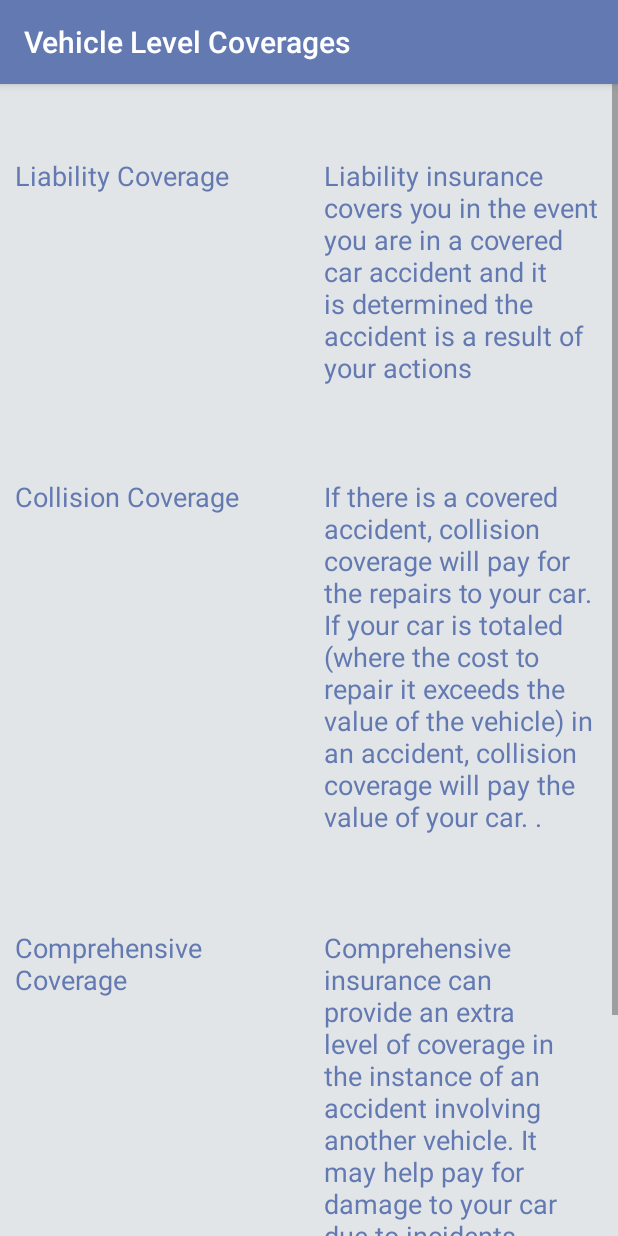
After one commit to Tykota/RagtagGroupInsurance, an Android app: the layout activity_vehicle_level_coverages.xml on its own in the app's theme, with its tools: preview values and no code run, on a phone screen of 412 x 824 dp. The commit adds this screen. Run offline under Robolectric (Android 15) with nearby library versions, the phone set to English and light mode, and no system bars.

Commit message:
activity_vehicle_level_coverages.xml

```diff
--- /dev/null
+++ b/InsuranceWizardsApp/app/src/main/res/layout/activity_vehicle_level_coverages.xml
@@ -0,0 +1,131 @@
+<?xml version="1.0" encoding="utf-8"?>
+<LinearLayout xmlns:android="http://schemas.android.com/apk/res/android"
+    xmlns:app="http://schemas.android.com/apk/res-auto"
+    xmlns:tools="http://schemas.android.com/tools"
+    android:layout_width="match_parent"
+    android:layout_height="match_parent"
+    android:background="@color/colorAccent"
+    android:orientation="vertical"
+    tools:context=".DriverHouseholdForm">
+
+    <android.support.v7.widget.Toolbar
+        android:id="@+id/my_toolbar"
+        android:layout_width="match_parent"
+        android:layout_height="?attr/actionBarSize"
+        android:background="@color/colorPrimary"
+        android:elevation="4dp"
+        android:theme="@style/ThemeOverlay.AppCompat.ActionBar"
+        app:popupTheme="@style/ThemeOverlay.AppCompat.Light"
+        app:title="Vehicle Level Coverages"
+        app:titleTextColor="@android:color/white" />
+
+
+
+    <ScrollView
+        android:layout_width="match_parent"
+        android:layout_height="match_parent"
+        android:fadeScrollbars="false"
+        android:scrollbars="vertical">
+
+
+
+
+    <LinearLayout
+        android:layout_width="match_parent"
+        android:layout_height="wrap_content"
+        android:orientation="vertical">
+
+
+
+
+
+            <LinearLayout
+                android:layout_width="match_parent"
+                android:layout_height="wrap_content"
+                android:orientation="horizontal">
+
+                <TextView
+                    android:layout_width="0dp"
+                    android:layout_height="50dp"
+                    android:layout_marginEnd="10dp"
+                    android:layout_weight="0.6"
+                    android:gravity="center_vertical"
+                    android:paddingStart="10dp"
+                    android:text="@string/liability_coverage"
+                    android:textColor="@color/colorPrimary"
+                    android:textSize="18sp" />
+
+                <TextView
+                    android:layout_width="0dp"
+                    android:layout_height="250dp"
+                    android:layout_marginEnd="10dp"
+                    android:layout_weight="0.6"
+                    android:gravity="center_vertical"
+                    android:paddingStart="10dp"
+                    android:text="@string/liability_def"
+                    android:textColor="@color/colorPrimary"
+                    android:textSize="18sp" />
+
+
+            </LinearLayout>
+
+            <LinearLayout
+                android:layout_width="match_parent"
+                android:layout_height="wrap_content"
+                android:orientation="horizontal">
+
+                <TextView
+                    android:layout_width="0dp"
+                    android:layout_height="50dp"
+                    android:layout_marginEnd="10dp"
+                    android:layout_weight="0.6"
+                    android:gravity="center_vertical"
+                    android:paddingStart="10dp"
+                    android:text="@string/collision_coverage"
+                    android:textColor="@color/colorPrimary"
+                    android:textSize="18sp" />
+
+                <TextView
+                    android:layout_width="0dp"
+                    android:layout_height="250dp"
+                    android:layout_marginEnd="10dp"
+                    android:layout_weight="0.6"
+                    android:gravity="center_vertical"
+                    android:paddingStart="10dp"
+                    android:text="@string/Collision_def"
+                    android:textColor="@color/colorPrimary"
+                    android:textSize="18sp" />
+            </LinearLayout>
+
+            <LinearLayout
+                android:layout_width="match_parent"
+                android:layout_height="wrap_content"
+                android:orientation="horizontal">
+
+                <TextView
+                    android:layout_width="0dp"
+                    android:layout_height="50dp"
+                    android:layout_marginEnd="10dp"
+                    android:layout_weight="0.6"
+                    android:gravity="center_vertical"
+                    android:paddingStart="10dp"
+                    android:text="@string/comprehensive_coverage"
+                    android:textColor="@color/colorPrimary"
+                    android:textSize="18sp" />
+
+                <TextView
+                    android:layout_width="0dp"
+                    android:layout_height="450dp"
+                    android:layout_marginEnd="10dp"
+                    android:layout_weight="0.6"
+                    android:gravity="center_vertical"
+                    android:paddingStart="10dp"
+                    android:text="@string/Comprehensive_def"
+                    android:textColor="@color/colorPrimary"
+                    android:textSize="18sp" />
+            </LinearLayout>
+
+    </LinearLayout>
+    </ScrollView>
+
+</LinearLayout>
--- a/InsuranceWizardsApp/app/src/main/res/values/strings.xml
+++ b/InsuranceWizardsApp/app/src/main/res/values/strings.xml
@@ -46,6 +46,12 @@
     <string name="vin_hint">Enter the vehicle\'s VIN</string>
     <string name="cancel">Cancel</string>
     <string name="save">Save</string>
+    <string name="liability_coverage">Liability Coverage</string>
+    <string name="liability_def">Liability insurance covers you in the event you are in a covered car accident and it is determined the accident is a result of your actions</string>
+    <string name="collision_coverage">Collision Coverage</string>
+    <string name="Collision_def">If there is a covered accident, collision coverage will pay for the repairs to your car. If your car is totaled (where the cost to repair it exceeds the value of the vehicle) in an accident, collision coverage will pay the value of your car. .</string>
+    <string name="comprehensive_coverage">Comprehensive Coverage</string>
+    <string name="Comprehensive_def">Comprehensive insurance can provide an extra level of coverage in the instance of an accident involving another vehicle. It may help pay for damage to your car due to incidents besides collisions, including vandalism, certain weather events and accidents with animals.</string>
 
 
     <string-array name="state_codes">
```
